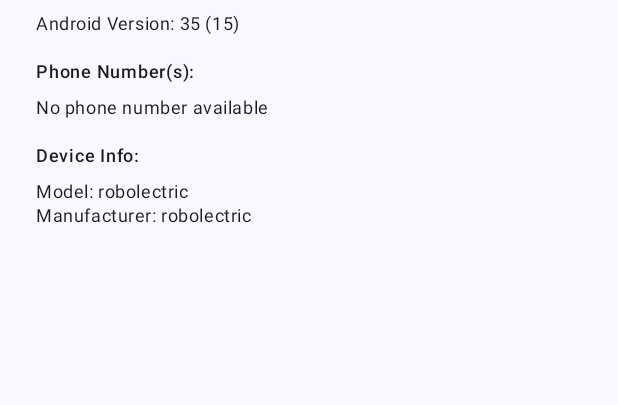
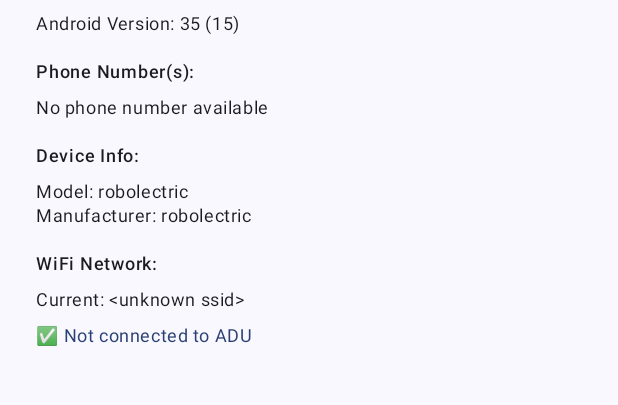
Before and after one commit to JosefGvirt/SimInfoViewer, an Android app built with Jetpack Compose: the screen it shows after launch (MainActivity), on a phone screen of 412 x 824 dp, the part 84-489 px from its top. Run offline under Robolectric (Android 15) with nearby library versions, the phone set to English and light mode, and no system bars.

Commit message:
Add WiFi network detection and ADU network monitoring with settings button

```diff
--- a/app/src/main/AndroidManifest.xml
+++ b/app/src/main/AndroidManifest.xml
@@ -13,6 +13,12 @@
     <uses-permission android:name="android.permission.READ_SMS"/>
     <uses-permission android:name="android.permission.READ_PHONE_STATE"/>
     <uses-permission android:name="android.permission.READ_PHONE_NUMBERS"/>
+
+    <!-- WiFi permissions -->
+    <uses-permission android:name="android.permission.ACCESS_WIFI_STATE"/>
+    <uses-permission android:name="android.permission.ACCESS_NETWORK_STATE"/>
+    <uses-permission android:name="android.permission.ACCESS_FINE_LOCATION"/>
+    <uses-permission android:name="android.permission.ACCESS_COARSE_LOCATION"/>
 
     <application
         android:allowBackup="true"
--- a/app/src/main/java/com/jossi/siminfoviewer/MainActivity.kt
+++ b/app/src/main/java/com/jossi/siminfoviewer/MainActivity.kt
@@ -1,8 +1,11 @@
 package com.jossi.siminfoviewer
 
 import android.Manifest
+import android.content.Intent
 import android.content.pm.PackageManager
+import android.net.wifi.WifiManager
 import android.os.Bundle
+import android.provider.Settings
 import android.telephony.TelephonyManager
 import androidx.activity.ComponentActivity
 import androidx.activity.compose.setContent
@@ -46,10 +49,17 @@ fun SimInfoScreen() {
     var deviceManufacturer by remember { mutableStateOf("") }
     var permissionRequested by remember { mutableStateOf(false) }
 
+    // WiFi related state
+    var currentWifiSSID by remember { mutableStateOf("") }
+    var isConnectedToADU by remember { mutableStateOf(false) }
+    var wifiPermissionGranted by remember { mutableStateOf(false) }
+
     val requiredPermissions = remember {
         arrayOf(
             Manifest.permission.READ_PHONE_STATE,
-            Manifest.permission.READ_PHONE_NUMBERS
+            Manifest.permission.READ_PHONE_NUMBERS,
+            Manifest.permission.ACCESS_WIFI_STATE,
+            Manifest.permission.ACCESS_FINE_LOCATION
         )
     }
 
@@ -83,21 +93,51 @@ fun SimInfoScreen() {
         return Quadruple(numbers, carriers, slots, countries)
     }
 
+    fun checkWifiConnection(context: android.content.Context) {
+        try {
+            val wifiManager = context.getSystemService(WifiManager::class.java)
+            val wifiInfo = wifiManager.connectionInfo
+            val ssid = wifiInfo.ssid
+
+            if (ssid != null && ssid.isNotBlank()) {
+                // Remove quotes from SSID
+                currentWifiSSID = ssid.removeSurrounding("\"")
+                isConnectedToADU = currentWifiSSID.equals("ADU", ignoreCase = true)
+            } else {
+                currentWifiSSID = "Not connected"
+                isConnectedToADU = false
+            }
+        } catch (e: Exception) {
+            currentWifiSSID = "Error: ${e.message}"
+            isConnectedToADU = false
+        }
+    }
+
+    fun openWifiSettings() {
+        val intent = Intent(Settings.ACTION_WIFI_SETTINGS)
+        context.startActivity(intent)
+    }
+
     val permissionLauncher = rememberLauncherForActivityResult(
         contract = ActivityResultContracts.RequestMultiplePermissions()
     ) { permissions ->
         val granted = requiredPermissions.all { permissions[it] == true }
+        wifiPermissionGranted = permissions[Manifest.permission.ACCESS_FINE_LOCATION] == true
         if (granted) {
             val (numbers, carriers, slots, countries) = getAllSimInfo(context)
             phoneNumbers = numbers
             carrierNames = carriers
             simSlots = slots
             countryCodes = countries
+            checkWifiConnection(context)
         } else {
             phoneNumbers = emptyList()
             carrierNames = emptyList()
             simSlots = emptyList()
             countryCodes = emptyList()
+            if (wifiPermissionGranted) {
+                checkWifiConnection(context)
+            }
         }
     }
 
@@ -108,15 +148,20 @@ fun SimInfoScreen() {
         val allGranted = requiredPermissions.all {
             ActivityCompat.checkSelfPermission(context, it) == PackageManager.PERMISSION_GRANTED
         }
+        wifiPermissionGranted = ActivityCompat.checkSelfPermission(context, Manifest.permission.ACCESS_FINE_LOCATION) == PackageManager.PERMISSION_GRANTED
+
         if (allGranted) {
             val (numbers, carriers, slots, countries) = getAllSimInfo(context)
             phoneNumbers = numbers
             carrierNames = carriers
             simSlots = slots
             countryCodes = countries
+            checkWifiConnection(context)
         } else if (!permissionRequested) {
             permissionRequested = true
             permissionLauncher.launch(requiredPermissions)
+        } else if (wifiPermissionGranted) {
+            checkWifiConnection(context)
         }
     }
 
@@ -144,6 +189,31 @@ fun SimInfoScreen() {
         Spacer(modifier = Modifier.height(8.dp))
         Text(text = "Model: $deviceModel", style = MaterialTheme.typography.bodySmall)
         Text(text = "Manufacturer: $deviceManufacturer", style = MaterialTheme.typography.bodySmall)
+
+        Spacer(modifier = Modifier.height(16.dp))
+        Text(text = "WiFi Network:", style = MaterialTheme.typography.labelMedium)
+        Spacer(modifier = Modifier.height(8.dp))
+        Text(text = "Current: $currentWifiSSID", style = MaterialTheme.typography.bodySmall)
+
+        if (isConnectedToADU) {
+            Spacer(modifier = Modifier.height(8.dp))
+            Text(text = "⚠️ Connected to ADU network", style = MaterialTheme.typography.bodySmall, color = MaterialTheme.colorScheme.error)
+            Spacer(modifier = Modifier.height(8.dp))
+            Button(
+                onClick = { openWifiSettings() },
+                modifier = Modifier.fillMaxWidth()
+            ) {
+                Text("Open WiFi Settings to Forget ADU")
+            }
+        } else if (currentWifiSSID != "Not connected" && currentWifiSSID != "Error: " && currentWifiSSID.isNotBlank()) {
+            Spacer(modifier = Modifier.height(8.dp))
+            Text(text = "✅ Not connected to ADU", style = MaterialTheme.typography.bodySmall, color = MaterialTheme.colorScheme.primary)
+        }
+
+        if (!wifiPermissionGranted) {
+            Spacer(modifier = Modifier.height(8.dp))
+            Text(text = "Location permission needed to check WiFi", style = MaterialTheme.typography.bodySmall, color = MaterialTheme.colorScheme.error)
+        }
     }
 }
 
```
Also changed, not shown: 4 other files.
